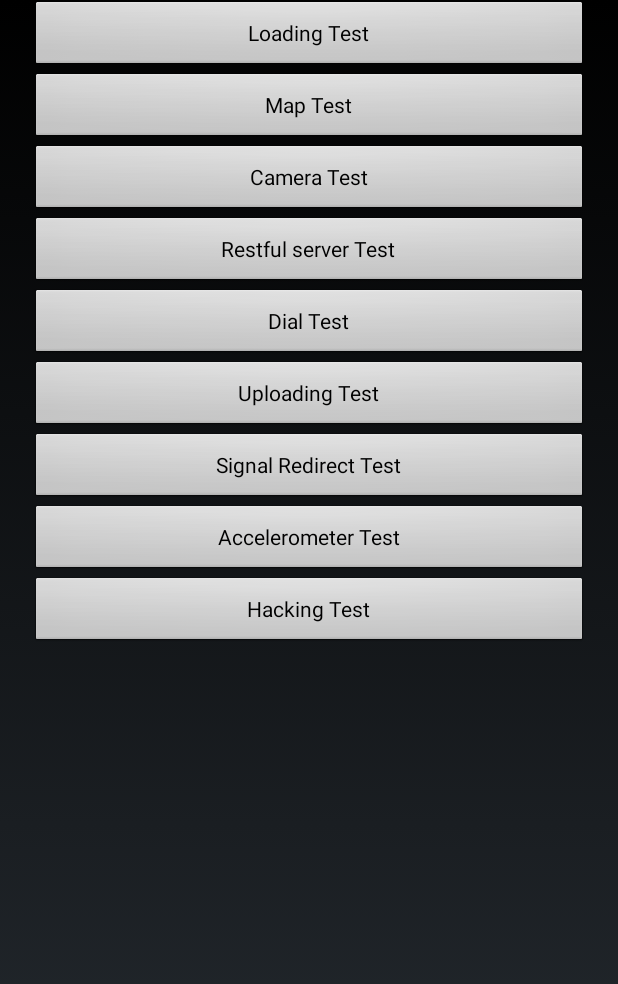
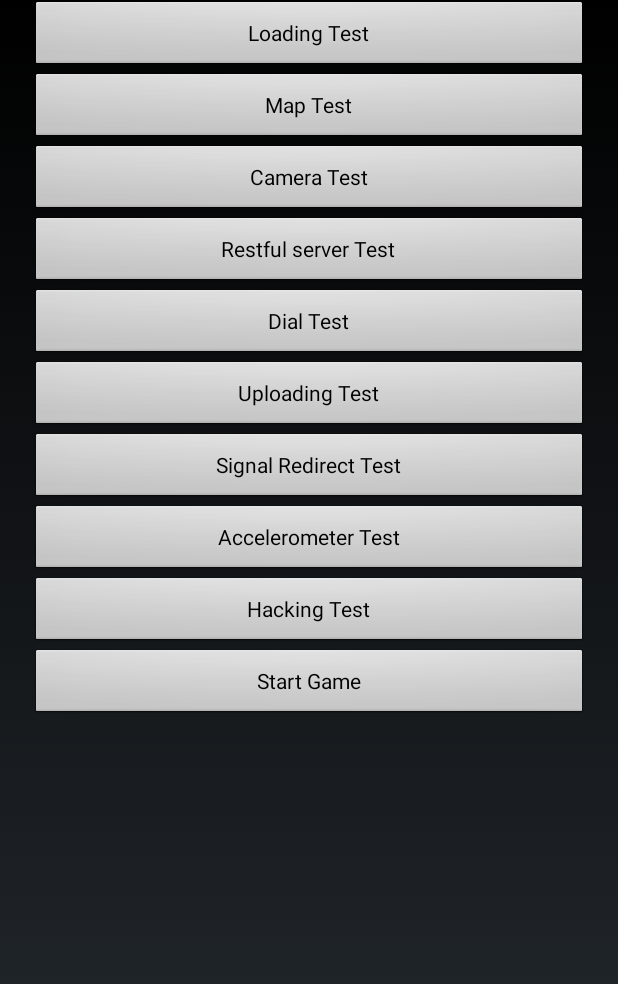
Before and after one commit to Ultreia-/MapsExample-master, an Android app: the FunctionScreen screen opened directly, with no data from a screen before it, on a phone screen of 412 x 824 dp. Shown: the top 984 px of the screen. Run offline under Robolectric (Android 15) with nearby library versions, the phone set to English and light mode, and no system bars.

Commit message:
Startscreen

```diff
--- a/app/src/main/AndroidManifest.xml
+++ b/app/src/main/AndroidManifest.xml
@@ -88,6 +88,12 @@
             android:label="Hacking Screen" >
         </activity>
 
+        <activity
+            android:name=".GameStartScreen"
+            android:label="Start Game Screen" >
+        </activity>
+
+
         <meta-data
             android:name="com.google.android.gms.version"
             android:value="@integer/google_play_services_version" />
--- a/app/src/main/java/com/marvin/mapsexample/FunctionScreen.java
+++ b/app/src/main/java/com/marvin/mapsexample/FunctionScreen.java
@@ -27,6 +27,7 @@ public class FunctionScreen extends FragmentActivity {
     Button sigTest;
     Button accelTest;
     Button hackTest;
+    Button startGameTest;
 
 
     @Override
@@ -43,6 +44,7 @@ public class FunctionScreen extends FragmentActivity {
         sigTest = (Button) findViewById(R.id.sig_test);
         accelTest = (Button) findViewById(R.id.accelerometer_test);
         hackTest = (Button) findViewById(R.id.hacking_test);
+        startGameTest = (Button) findViewById(R.id.start_game_test);
 
 
         loadTest.setOnClickListener(new View.OnClickListener() {
@@ -114,5 +116,13 @@ public class FunctionScreen extends FragmentActivity {
             }
         });
 
+        startGameTest.setOnClickListener(new View.OnClickListener() {
+            @Override
+            public void onClick(View view) {
+                Intent i = new Intent(getApplicationContext(), GameStartScreen.class);
+                startActivity(i);
+            }
+        });
+
     }
 }
--- a/app/src/main/res/layout/func_screen.xml
+++ b/app/src/main/res/layout/func_screen.xml
@@ -82,4 +82,13 @@
         android:text="Hacking Test"
         android:id="@+id/hacking_test"/>
 
+    <Button
+        android:layout_width="fill_parent"
+        android:layout_height="wrap_content"
+        android:layout_marginLeft="20dp"
+        android:layout_marginRight="20dp"
+        android:text="Start Game"
+        android:id="@+id/start_game_test"/>
+
+
 </LinearLayout>
```
Also changed, not shown: app/src/main/java/com/marvin/mapsexample/GameStartScreen.java (+12 -1 lines), app/src/main/res/layout/game_start_screen.xml (added, +13 -0 lines), app/src/main/res/drawable-xxhdpi/screen_shot.png (added).
